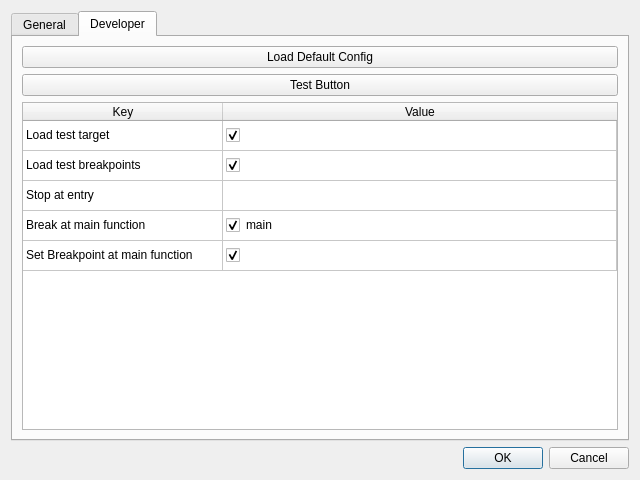
Old version of the form resources/designer/settingsDialog.ui in the repository jetedonner/LLDBPyGUI.
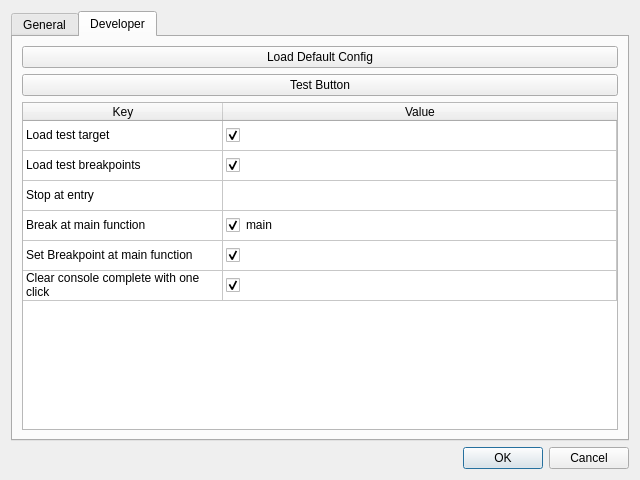
New version of the form.

```diff
--- a/resources/designer/settingsDialog.ui
+++ b/resources/designer/settingsDialog.ui
@@ -386,6 +386,11 @@
            <string>Set Breakpoint at main function</string>
           </property>
          </row>
+         <row>
+          <property name="text">
+           <string>Clear Console complete (with 1 click)</string>
+          </property>
+         </row>
          <column>
           <property name="text">
            <string>Key</string>
@@ -473,6 +478,16 @@
            <enum>Checked</enum>
           </property>
          </item>
+         <item row="5" column="0">
+          <property name="text">
+           <string>Clear console complete with one click</string>
+          </property>
+         </item>
+         <item row="5" column="1">
+          <property name="checkState">
+           <enum>Checked</enum>
+          </property>
+         </item>
         </widget>
        </item>
       </layout>
```
